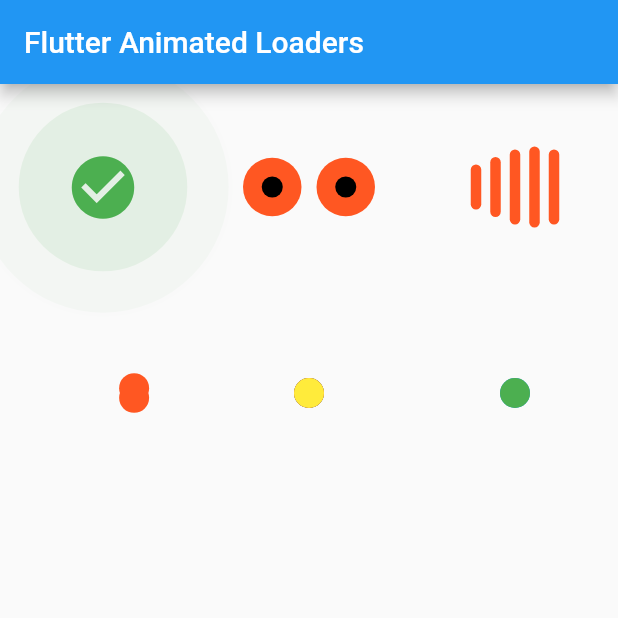
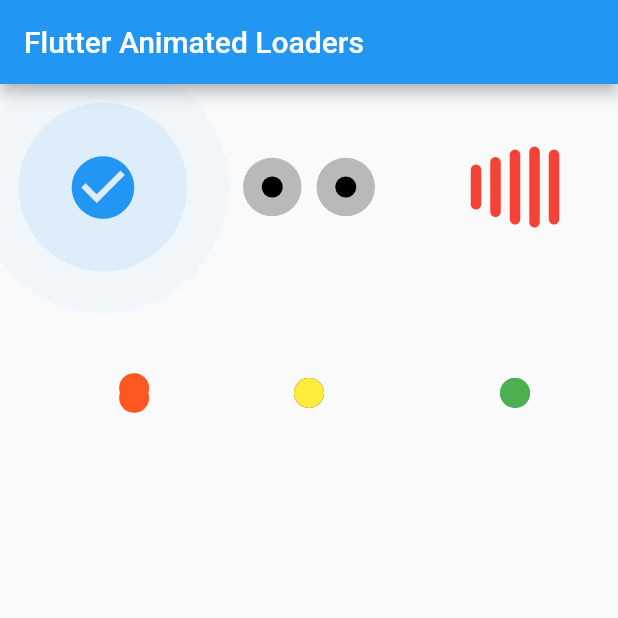
Before and after one commit to studioidan/FlutterAnimatedLoaders, a Flutter app: the screen it shows after launch, on a phone screen of 412 x 824 dp, the top half of it. Run offline on Flutter 3.47's test engine with Material 2 defaults, Android fonts, the phone set to English and light mode, and no system bars.

Commit message:
add pulse video

```diff
--- a/example/lib/main.dart
+++ b/example/lib/main.dart
@@ -39,12 +39,12 @@ class _MyHomePageState extends State<MyHomePage> {
           FlutterLoaders.pulse(
               Icon(
                 Icons.check_circle,
-                color: Colors.green,
+                color: Colors.blue,
                 size: 50.0,
               ),
-              Colors.green),
-          FlutterLoaders.blinkingEyes(60.0, Colors.deepOrange),
-          FlutterLoaders.bars(60.0, Colors.deepOrange),
+              Colors.blue),
+          FlutterLoaders.blinkingEyes(60.0, Colors.black26),
+          FlutterLoaders.bars(60.0, Colors.red),
           FlutterLoaders.pingPong(60.0, Colors.deepOrange),
           FlutterLoaders.fourBalls(
               Colors.blue, Colors.green, Colors.red, Colors.yellow),
```
Also changed, not shown: art/pulse.gif (added).
